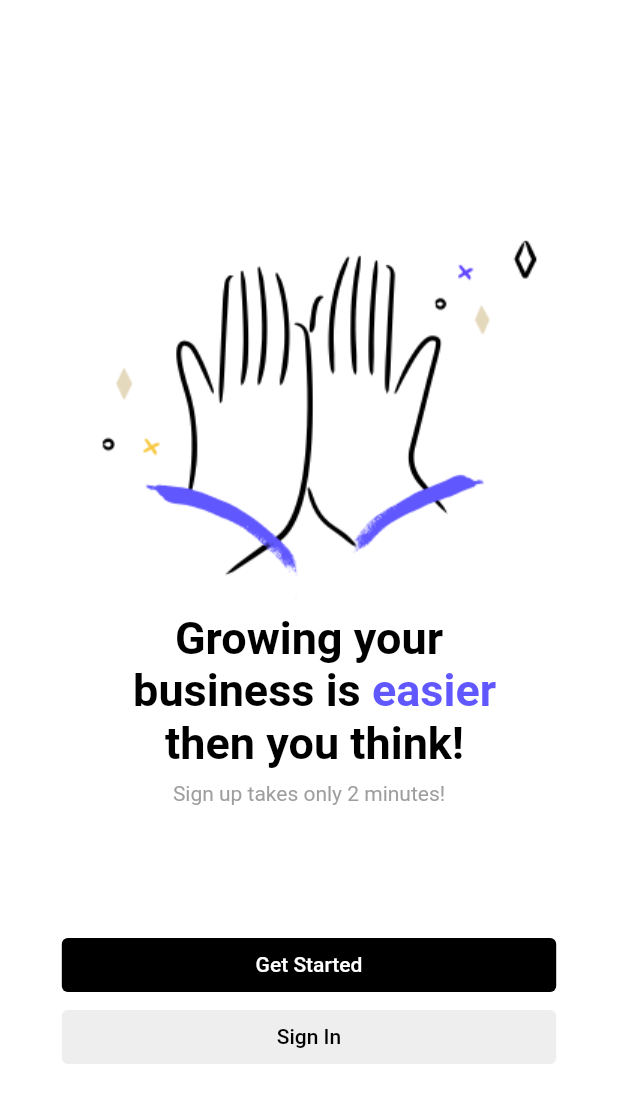
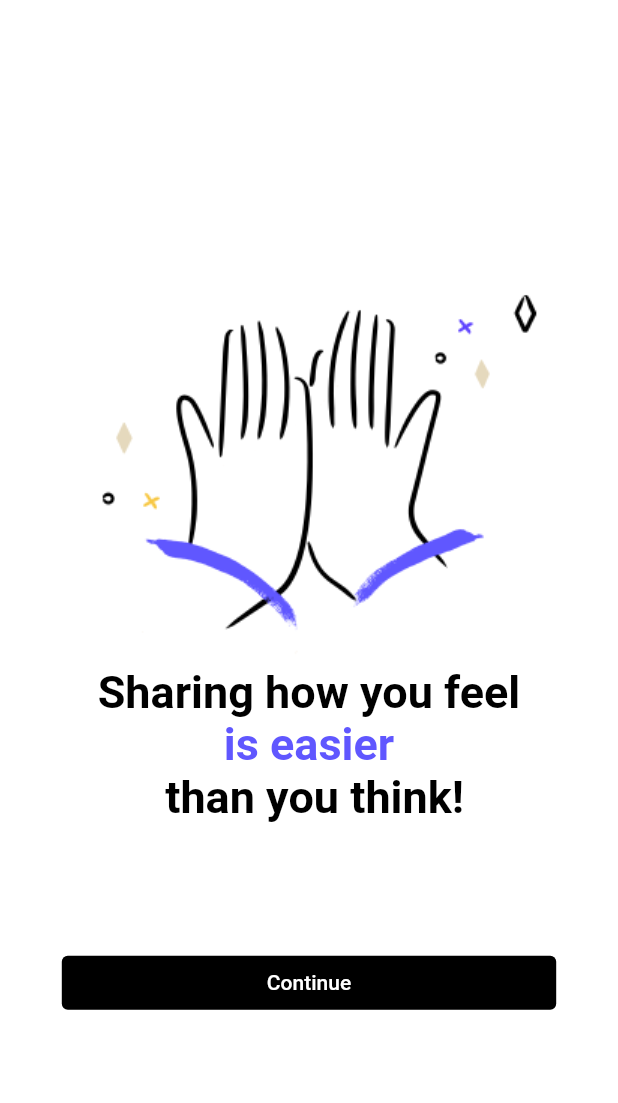
Before and after one commit to Compan-on/Unwind_flutter-frontend, a Flutter app: the screen it shows after launch, on a phone screen of 412 x 824 dp. Shown: the top 1103 px of the screen. Run offline on Flutter 3.47's test engine with Material 2 defaults, Android fonts, the phone set to English and light mode, and no system bars; our stand-ins replace firebase_auth, firebase_core, font_awesome_flutter, google_sign_in; accounts and stored records are empty.

Commit message:
aniket initial commit

```diff
--- /dev/null
+++ b/lib/models/user.dart
@@ -0,0 +1,3 @@
+class userModel{
+
+}
--- a/lib/navigation/navigation.dart
+++ b/lib/navigation/navigation.dart
@@ -1,6 +1,7 @@
-import 'package:companion/screens/home_page.dart';
-import 'package:companion/screens/sign_in_page.dart';
-import 'package:companion/screens/welcome_page.dart';
+import 'package:companion/screens/authScreens/username.dart';
+import 'package:companion/screens/mainScreens/home_page.dart';
+import 'package:companion/screens/authScreens/sign_in_page.dart';
+import 'package:companion/screens/authScreens/welcome_page.dart';
 import 'package:flutter/material.dart';
 
 
@@ -10,6 +11,7 @@ class Navigate {
   static Map<String, Widget Function(BuildContext)> routes =   {
     '/' : (context) => WelcomePage(),
     '/sign-in' : (context) => SignInPage(),
+    'register1': (context) => usernamePage(),
     '/home'  : (context) => HomePage()
   };
 }
--- a/lib/screens/sign_in_page.dart
+++ b/lib/screens/authScreens/sign_in_page.dart
@@ -1,4 +1,4 @@
-import 'package:companion/services/firebase_service.dart';
+import 'package:companion/services/auth.dart';
 import 'package:companion/utils/constants.dart';
 import 'package:firebase_auth/firebase_auth.dart';
 import 'package:flutter/material.dart';
@@ -139,7 +139,7 @@ class _GoogleSignInState extends State<GoogleSignIn> {
           FirebaseService service = new FirebaseService();
           try {
            await service.signInwithGoogle();
-           Navigator.pushNamedAndRemoveUntil(context, Constants.homeNavigate, (route) => false);
+           Navigator.pushNamedAndRemoveUntil(context, Constants.registerPage1, (route) => false);
           } catch(e){
             if(e is FirebaseAuthException){
               showMessage(e.message!);
--- a/lib/screens/welcome_page.dart
+++ b/lib/screens/authScreens/welcome_page.dart
@@ -40,11 +40,7 @@ class WelcomePage extends StatelessWidget {
                               fontWeight: FontWeight.bold,
                               fontSize: 30.0)),
                     ])),
-                SizedBox(height: size.height * 0.01),
-                Text(
-                  Constants.textSmallSignUp,
-                  style: TextStyle(color: Constants.kDarkGreyColor),
-                ),
+
                 SizedBox(height: size.height * 0.1),
                 SizedBox(
                   width: size.width * 0.8,
@@ -66,21 +62,6 @@ class WelcomePage extends StatelessWidget {
                             BorderSide.none)),
                   ),
                 ),
-                SizedBox(
-                  width: size.width * 0.8,
-                  child: OutlinedButton(
-                    onPressed: () {},
-                    child: Text(
-                      Constants.textSignIn,
-                      style: TextStyle(color: Constants.kBlackColor),
-                    ),
-                    style: ButtonStyle(
-                        backgroundColor: MaterialStateProperty.all<Color>(
-                            Constants.kGreyColor),
-                        side: MaterialStateProperty.all<BorderSide>(
-                            BorderSide.none)),
-                  ),
-                )
               ],
             ),
           ),
--- a/lib/screens/home_page.dart
+++ b/lib/screens/mainScreens/home_page.dart
@@ -1,4 +1,4 @@
-import 'package:companion/services/firebase_service.dart';
+import 'package:companion/services/auth.dart';
 import 'package:companion/utils/constants.dart';
 import 'package:firebase_auth/firebase_auth.dart';
 import 'package:flutter/material.dart';
--- a/lib/utils/constants.dart
+++ b/lib/utils/constants.dart
@@ -12,22 +12,26 @@ class Constants {
 
   //text
   static const title = "Google Sign In";
-  static const textIntro = "Growing your \n business is ";
-  static const textIntroDesc1 = "easier \n ";
-  static const textIntroDesc2 = "then you think!";
+  static const textIntro = "Sharing how you feel \n";
+  static const textIntroDesc1 = "is easier \n ";
+  static const textIntroDesc2 = "than you think!";
   static const textSmallSignUp = "Sign up takes only 2 minutes!";
   static const textSignIn = "Sign In";
-  static const textStart = "Get Started";
+  static const textStart = "Continue";
   static const textSignInTitle = "Welcome back!";
-  static const textSmallSignIn = "You've been missed";
+  static const textSmallSignIn = "We are here to listen";
   static const textSignInGoogle = "Sign In With Google";
   static const textAcc = "Don't have an account? ";
   static const textSignUp = "Sign Up here";
   static const textHome = "Home";
+  static const textContinue = 'Continue';
+  static const textUsername1 = "Enter a name that defines \n";
+  static const textUsername2 = "YOU";
 
   //navigate
   static const signInNavigate = '/sign-in';
   static const homeNavigate = '/home';
+  static const registerPage1 = 'register1';
 
   static const statusBarColor = SystemUiOverlayStyle(
       statusBarColor: Constants.kPrimaryColor,
```
Also changed, not shown: lib/screens/authScreens/username.dart (added, +70 -0 lines), lib/services/auth.dart (renamed from lib/services/firebase_service.dart).
